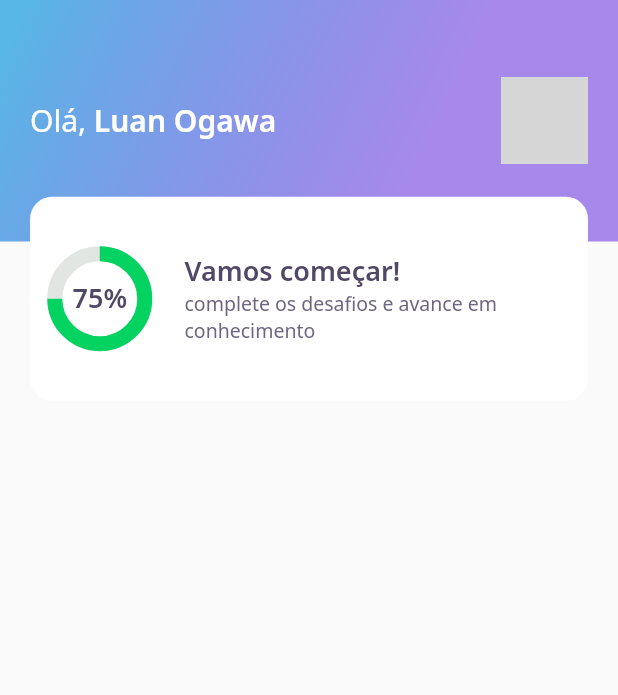
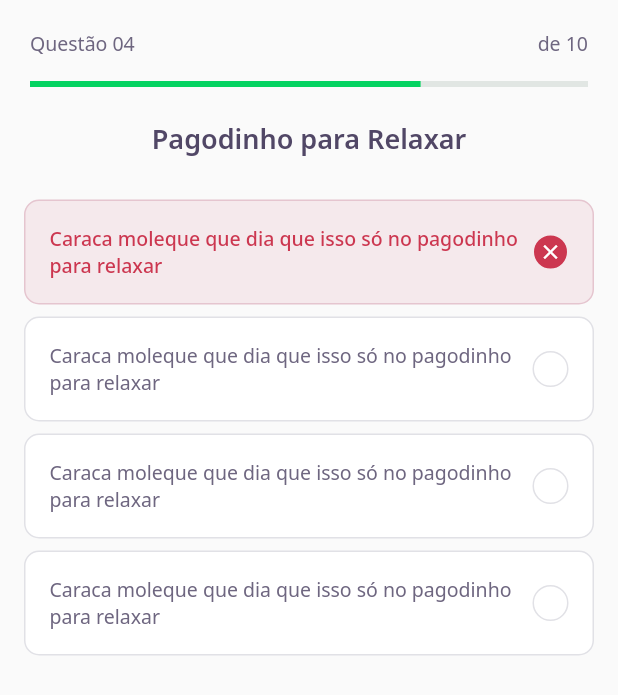
Before and after one commit to ogawaluan/DevQuiz, a Flutter app: the screen it shows after launch, on a phone screen of 412 x 824 dp. Shown: the top 695 px of the screen. Run offline on Flutter 3.47's test engine with Material 2 defaults, Android fonts, the phone set to English and light mode, and no system bars; our stand-ins replace google_fonts; grey boxes are pictures that could not be loaded.

Commit message:
second day

```diff
--- /dev/null
+++ b/lib/challenge/challenge_page.dart
@@ -0,0 +1,28 @@
+import 'package:DevQuiz/challenge/widgets/question_indicator/question_indicator_widget.dart';
+import 'package:DevQuiz/challenge/widgets/quiz_widget/quiz_widget.dart';
+import 'package:flutter/material.dart';
+
+class ChallengePage extends StatefulWidget {
+  ChallengePage({ Key? key }) : super(key: key);
+
+  @override
+  _ChallengePageState createState() => _ChallengePageState();
+}
+
+class _ChallengePageState extends State<ChallengePage> {
+  @override
+  Widget build(BuildContext context) {
+    return Scaffold(
+      appBar: PreferredSize(
+        preferredSize: Size.fromHeight(60),
+        child: SafeArea(
+          top: true,
+          child: QuestionIndicatorWidget()
+        ),
+      ),
+      body: QuizWidget(
+        title: "Pagodinho para Relaxar",
+      ),
+    );
+  }
+}
--- /dev/null
+++ b/lib/challenge/widgets/answer/answer_widget.dart
@@ -0,0 +1,82 @@
+import 'package:DevQuiz/core/app_colors.dart';
+import 'package:DevQuiz/core/app_text_styles.dart';
+import 'package:flutter/material.dart';
+
+class AnswerWidget extends StatelessWidget {
+  final String title;
+  final bool isRight;
+  final bool isSelected;
+  const AnswerWidget({
+    Key? key,
+    required this.title,
+    this.isRight = false,
+    this.isSelected = false,
+  }) : super(key: key);
+
+  Color get _selectedColorRight =>
+    isRight ? AppColors.darkGreen : AppColors.darkRed;
+
+  Color get _selectedBorderRight =>
+    isRight ? AppColors.lightGreen : AppColors.lightRed;
+
+  Color get _selectedColorCardRight =>
+    isRight ? AppColors.lightGreen : AppColors.lightRed;
+
+  Color get _selectedBorderCardRight =>
+    isRight ? AppColors.green : AppColors.red;
+
+  TextStyle get _selectedTextStyleRight =>
+    isRight ? AppTextStyles.bodyDarkGreen : AppTextStyles.bodyDarkRed;
+
+  IconData get _selectedIconRight => isRight ? Icons.check : Icons.close;
+
+  @override
+  Widget build(BuildContext context) {
+    return Padding(
+      padding: const EdgeInsets.symmetric(horizontal: 16, vertical: 4,),
+      child: Container(
+        padding: EdgeInsets.all(16),
+        decoration: BoxDecoration(
+          color: isSelected ? _selectedColorCardRight : AppColors.white,
+          borderRadius: BorderRadius.circular(10),
+          border: Border.fromBorderSide(
+            BorderSide(
+              color: isSelected ? _selectedBorderCardRight : AppColors.border,
+            ),
+          ),
+        ),
+        child: Row(
+          mainAxisAlignment: MainAxisAlignment.spaceBetween,
+          children: [
+            Expanded(
+              child: Text(
+                title,
+                style: isSelected ? _selectedTextStyleRight : AppTextStyles.body,
+              ),
+            ),
+            Container(
+              width: 24,
+              height: 24,
+              decoration: BoxDecoration(
+                color: isSelected ? _selectedColorRight : AppColors.white,
+                borderRadius: BorderRadius.circular(50),
+                border: Border.fromBorderSide(
+                  BorderSide(
+                    color: isSelected ? _selectedBorderRight : AppColors.border,
+                  ),
+                ),
+              ),
+              child: isSelected
+              ? Icon(
+                  _selectedIconRight,
+                  size: 16,
+                  color: Colors.white,
+                )
+              : null,
+            ),
+          ],
+        ),
+      ),
+    );
+  }
+}
--- /dev/null
+++ b/lib/challenge/widgets/question_indicator/question_indicator_widget.dart
@@ -0,0 +1,38 @@
+import 'package:DevQuiz/core/app_text_styles.dart';
+import 'package:DevQuiz/shared/widgets/progress_indicator/progress_indicator_widget.dart';
+import 'package:flutter/material.dart';
+
+class QuestionIndicatorWidget extends StatelessWidget {
+  const QuestionIndicatorWidget({ Key? key }) : super(key: key);
+
+  @override
+  Widget build(BuildContext context) {
+    return Container(
+      margin: EdgeInsets.only(top: 20),
+      padding: const EdgeInsets.symmetric(horizontal: 20),
+      child: Column(
+        children: [
+          Row(
+            mainAxisAlignment: MainAxisAlignment.spaceBetween,
+            children: [
+              Text(
+                "Questão 04",
+                style: AppTextStyles.body,
+              ),
+              Text(
+                "de 10",
+                style: AppTextStyles.body,
+              ),
+            ],
+          ),
+          SizedBox(
+            height: 16
+          ),
+          ProgressIndicatorWidget(
+            value: 0.7,
+          ),
+        ],
+      ),
+    );
+  }
+}
--- /dev/null
+++ b/lib/challenge/widgets/quiz_widget/quiz_widget.dart
@@ -0,0 +1,40 @@
+import 'package:DevQuiz/challenge/widgets/answer/answer_widget.dart';
+import 'package:DevQuiz/core/app_text_styles.dart';
+import 'package:flutter/material.dart';
+
+class QuizWidget extends StatelessWidget {
+  final String title;
+  const QuizWidget({ Key? key, required this.title }) : super(key: key);
+
+  @override
+  Widget build(BuildContext context) {
+    return Container(
+      margin: EdgeInsets.only(top: 20),
+      child: Column(
+        children: [
+          Text(
+            title,
+            style: AppTextStyles.heading,
+          ),
+          SizedBox(
+            height: 24,
+          ),
+          AnswerWidget(
+            isRight: false,
+            isSelected: true,
+            title: "Caraca moleque que dia que isso só no pagodinho para relaxar"
+          ),
+          AnswerWidget(
+            title: "Caraca moleque que dia que isso só no pagodinho para relaxar"
+          ),
+          AnswerWidget(
+            title: "Caraca moleque que dia que isso só no pagodinho para relaxar"
+          ),
+          AnswerWidget(
+            title: "Caraca moleque que dia que isso só no pagodinho para relaxar"
+          ),
+        ],
+      ),
+    );
+  }
+}
--- a/lib/core/app_widget.dart
+++ b/lib/core/app_widget.dart
@@ -1,4 +1,4 @@
-import 'package:DevQuiz/home/home_page.dart';
+import 'package:DevQuiz/challenge/challenge_page.dart';
 
 import 'package:flutter/material.dart';
 
@@ -7,7 +7,7 @@ class AppWidget extends StatelessWidget {
   Widget build(BuildContext context) {
     return MaterialApp(
       title: "DevQuiz",
-      home: HomePage(),
+      home: ChallengePage(),
     );
   }
 }
--- a/lib/home/widgets/score_card/score_card_widget.dart
+++ b/lib/home/widgets/score_card/score_card_widget.dart
@@ -16,6 +16,8 @@ class ScoreCardWidget extends StatelessWidget {
           color: AppColors.white,
           borderRadius: BorderRadius.circular(15),
         ),
+        child: Padding(
+          padding: const EdgeInsets.symmetric(horizontal: 20),
           child: Row(
             crossAxisAlignment: CrossAxisAlignment.center,
             children: [
@@ -46,6 +48,7 @@ class ScoreCardWidget extends StatelessWidget {
             ],
           ),
         ),
+      ),
     );
   }
 }
--- /dev/null
+++ b/lib/shared/widgets/progress_indicator/progress_indicator_widget.dart
@@ -0,0 +1,17 @@
+import 'package:DevQuiz/core/app_colors.dart';
+
+import 'package:flutter/material.dart';
+
+class ProgressIndicatorWidget extends StatelessWidget {
+  final double value;
+  const ProgressIndicatorWidget({ Key? key, required this.value }) : super(key: key);
+
+  @override
+  Widget build(BuildContext context) {
+    return LinearProgressIndicator(
+      value: value,
+      backgroundColor: AppColors.chartSecondary,
+      valueColor: AlwaysStoppedAnimation<Color>(AppColors.chartPrimary),
+    );
+  }
+}
```
Also changed, not shown: lib/home/home_page.dart (+34 -0 lines), lib/home/widgets/level_button/level_button_widget.dart (added, +60 -0 lines), lib/home/widgets/quiz_card/quiz_card_widget.dart (added, +64 -0 lines). Lines whose indentation alone changed are shown as unchanged.
